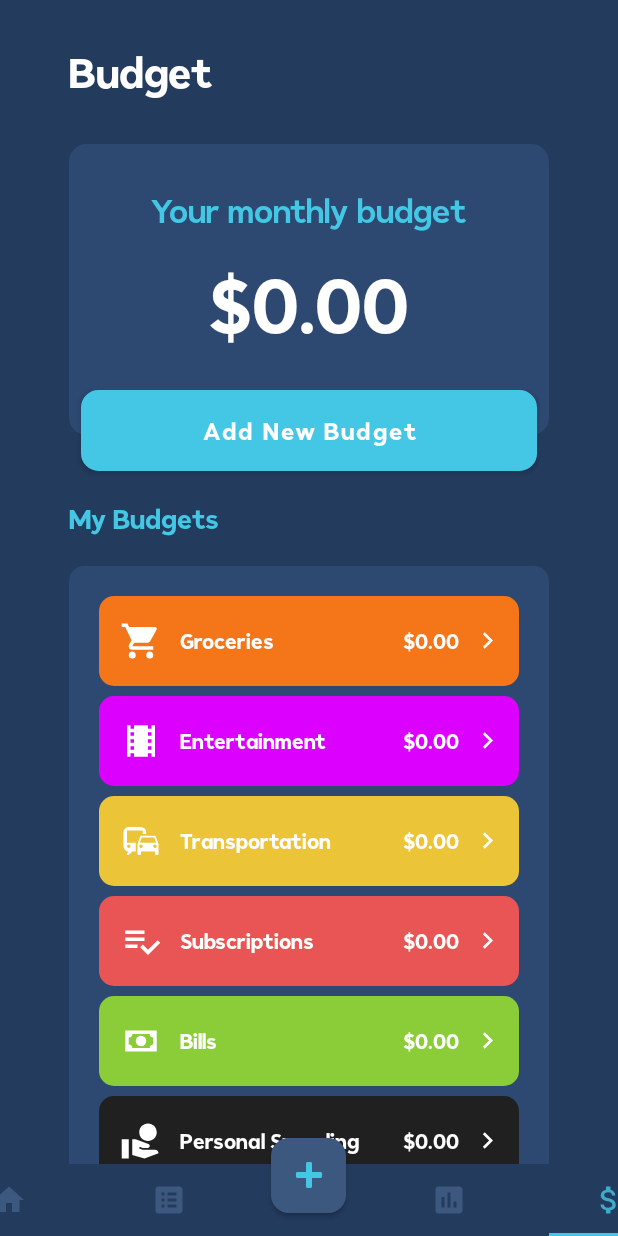
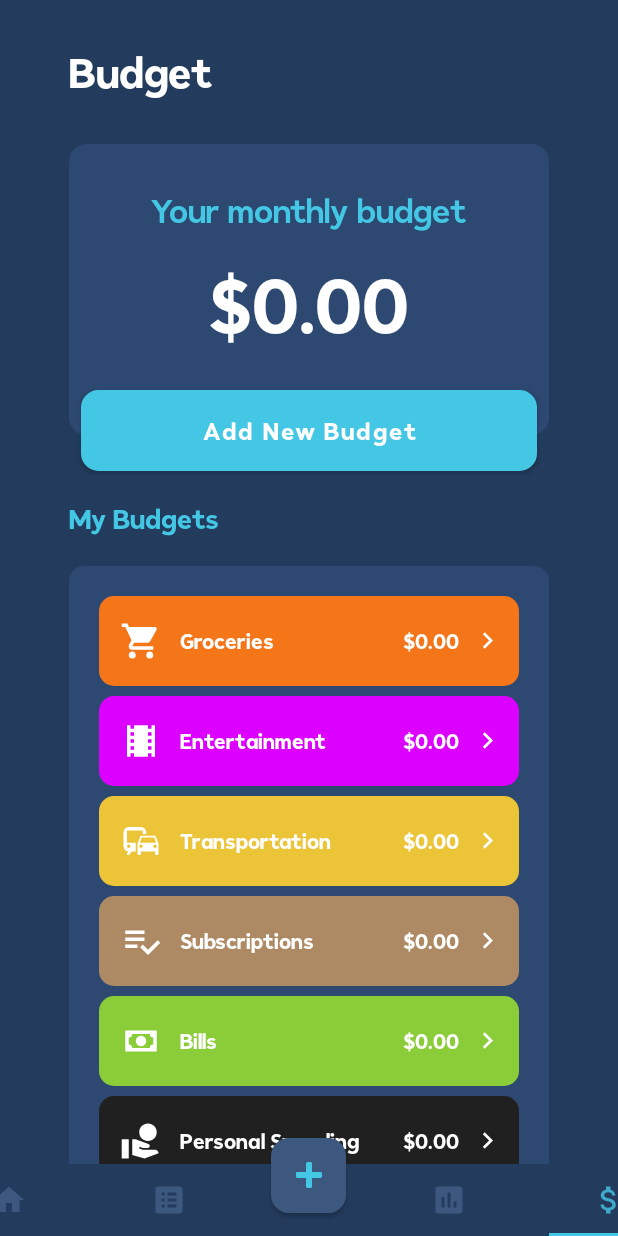
Before and after one commit to justin-medeiros/IBudget---Budgeting-App, an Android app: the screen it shows after launch once a user with an empty profile is signed in (MainActivity), item 4 of the bottom bar chosen, on a phone screen of 412 x 824 dp. Run offline under Robolectric (Android 15) with nearby library versions, the phone set to English and light mode, and no system bars; our stand-ins replace Firebase (no records; nobody signed in at launch, a user with empty details on screens opened directly), data binding; libraries missing offline, so code that uses them is left out: com.github.mikephil.charting; 4 statements that could not run were skipped.

Commit message:
Changed color of subscriptions  + added progress bar when logging in

```diff
--- a/app/src/main/java/com/example/app_expenses/enums/CategoryEnum.kt
+++ b/app/src/main/java/com/example/app_expenses/enums/CategoryEnum.kt
@@ -8,7 +8,7 @@ enum class CategoryEnum {
     ENTERTAINMENT("Entertainment", R.color.purpleCategory, R.drawable.ic_filmstrip),
     TRANSPORTATION("Transportation", R.color.yellowCategory, R.drawable.ic_train_car),
     BILLS("Bills", R.color.greenCategory, R.drawable.ic_cash),
-    SUBSCRIPTIONS("Subscriptions", R.color.redCategory, R.drawable.ic_playlist_check);
+    SUBSCRIPTIONS("Subscriptions", R.color.tanCategory, R.drawable.ic_playlist_check);
 
     var categoryName: String? = null
     var categoryColor : Int? = null
--- a/app/src/main/java/com/example/app_expenses/fragments/SignUpFragment.kt
+++ b/app/src/main/java/com/example/app_expenses/fragments/SignUpFragment.kt
@@ -59,7 +59,7 @@ class SignUpFragment: Fragment() {
 
         fragmentSignUpBinding.tvSignIn.setOnClickListener {
             UtilitiesFunctions.replaceFragment(requireActivity(), LoginFragment(),
-                R.id.frameLayoutSplashScreen,false)
+                R.id.loginRelativeLayout,false)
         }
 
         fragmentSignUpBinding.btnSignUp.setOnClickListener {
--- a/app/src/main/res/values/colors.xml
+++ b/app/src/main/res/values/colors.xml
@@ -10,7 +10,7 @@
     <color name="red">#712D2D</color>
     <color name="red_bright">#FA3939</color>
     <color name="orangeCategory">#F57519</color>
-    <color name="redCategory">#E95555</color>
+    <color name="tanCategory">#AD8A64</color>
     <color name="blackCategory">#202020</color>
     <color name="greenCategory">#8BCC39</color>
     <color name="purpleCategory">#DB00FF</color>
```
Also changed, not shown: app/src/main/java/com/example/app_expenses/fragments/LoginFragment.kt (+14 -3 lines).
